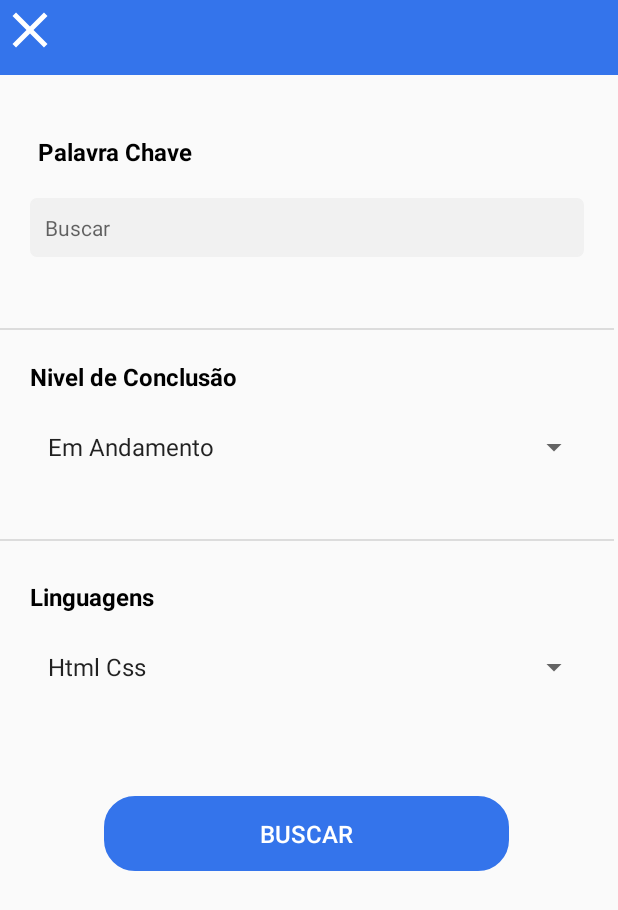
After one commit to LucasBara-dising/Tcm_AndoirdApp, an Android app: the Filtros screen opened directly, with no data from a screen before it, on a phone screen of 412 x 824 dp. The commit adds this screen. Shown: the top 910 px of the screen. Run offline under Robolectric (Android 15) with nearby library versions, the phone set to English and light mode, and no system bars.

Commit message:
Adição de filtro, aida por terminar

```diff
--- a/app/src/main/AndroidManifest.xml
+++ b/app/src/main/AndroidManifest.xml
@@ -13,6 +13,9 @@
         android:roundIcon="@mipmap/ic_launcher_round"
         android:supportsRtl="true"
         android:theme="@style/AppTheme">
+        <activity
+            android:name=".Filtros"
+            android:exported="false" />
         <activity
             android:name=".Login"
             android:exported="true" />
--- a/app/src/main/java/com/example/apptcm/AtualizaServico.java
+++ b/app/src/main/java/com/example/apptcm/AtualizaServico.java
@@ -66,7 +66,7 @@ public class AtualizaServico extends AppCompatActivity {
                 String titulo=editTitulo.getText().toString();
                 String prazo=editTextDate.getText().toString();
                 String descricao=editDescserv.getText().toString();
-                String areaTrab=editAreaserv.getText().toString();
+                String areaTrab=dropdownTecUsada.getSelectedItem().toString();
                 String NivelConclusao=dropdownNivel.getSelectedItem().toString();
 
                 //update
--- /dev/null
+++ b/app/src/main/java/com/example/apptcm/Filtros.java
@@ -0,0 +1,62 @@
+package com.example.apptcm;
+
+import androidx.appcompat.app.AppCompatActivity;
+
+import android.content.Intent;
+import android.os.Bundle;
+import android.view.View;
+import android.widget.ArrayAdapter;
+import android.widget.Button;
+import android.widget.ImageView;
+import android.widget.Spinner;
+
+public class Filtros extends AppCompatActivity {
+
+    @Override
+    protected void onCreate(Bundle savedInstanceState) {
+        super.onCreate(savedInstanceState);
+        setContentView(R.layout.activity_filtros);
+
+        //dropdown nivel conclusão
+        Spinner dropdownNivel=(Spinner)findViewById(R.id.filtroNivelConclusao);
+        ArrayAdapter<String> adapter = new ArrayAdapter<String>(this, android.R.layout.simple_list_item_1, getResources().getStringArray(R.array.ItensDropdown));
+        adapter.setDropDownViewResource(android.R.layout.simple_spinner_dropdown_item);
+        dropdownNivel.setAdapter(adapter);
+
+        //dropdown tecnologia usada
+        Spinner filtroTecUsada=(Spinner)findViewById(R.id.filtroTecUsada);
+        ArrayAdapter<String> adapter1 = new ArrayAdapter<String>(this, android.R.layout.simple_list_item_1, getResources().getStringArray(R.array.TecUsadas));
+        adapter1.setDropDownViewResource(android.R.layout.simple_spinner_dropdown_item);
+        filtroTecUsada.setAdapter(adapter1);
+
+        String areaTrab= String.valueOf(filtroTecUsada.getSelectedItem());
+        String NivelConclusao= String.valueOf(dropdownNivel.getSelectedItem());
+
+        //recebe dados cod func
+        Intent intent1 = getIntent();
+        int codFunc = intent1.getIntExtra("codFunc",0);
+
+
+        ImageView btnFechaAdd= (ImageView)findViewById(R.id.btnFechaAdd);
+        btnFechaAdd.setOnClickListener(new View.OnClickListener() {
+            @Override
+            public void onClick(View v) {
+                Intent Lista = new Intent(getApplicationContext(), ListaServ.class);
+                Lista.putExtra("codFunc",codFunc);
+                startActivity(Lista);
+            }
+        });
+
+        Button btnFiltra= (Button)findViewById(R.id.btnFiltra);
+        btnFiltra.setOnClickListener(new View.OnClickListener() {
+            @Override
+            public void onClick(View v) {
+                Intent Lista = new Intent(getApplicationContext(), ListaServ.class);
+                Lista.putExtra("codFunc",codFunc);
+                Lista.putExtra("areaTrab",areaTrab);
+                Lista.putExtra("NivelConclusao",NivelConclusao);
+                startActivity(Lista);
+            }
+        });
+    }
+}
--- a/app/src/main/java/com/example/apptcm/Login.java
+++ b/app/src/main/java/com/example/apptcm/Login.java
@@ -43,7 +43,7 @@ public class Login extends AppCompatActivity {
                 }
 
                 else{
-                    //valida o login e sneha
+                    //valida o login e senha
                     Funcionario funcionario= db.ValidaFunc(login,senha);
 
                     //se for valido
@@ -51,7 +51,7 @@ public class Login extends AppCompatActivity {
                         int codFunc=funcionario.getIdFunc();
 
                         //mandando o cod para tela de conta e abrindo tela conta
-                        Intent intent = new Intent(getApplicationContext(), ContaFunc.class);
+                        Intent intent = new Intent(getApplicationContext(), MainActivity.class);
                         intent.putExtra("codFunc",codFunc);
                         startActivity(intent);
                     }
--- /dev/null
+++ b/app/src/main/res/drawable/border_input.xml
@@ -0,0 +1,8 @@
+<?xml version="1.0" encoding="utf-8"?>
+<shape xmlns:android="http://schemas.android.com/apk/res/android"
+    android:id="@+id/alternativo"
+    android:shape="rectangle">
+    <corners android:radius="4dp"/>
+    <stroke android:width="1dp"
+        android:color="#bdbdbd"/>
+</shape>
--- /dev/null
+++ b/app/src/main/res/layout/activity_filtros.xml
@@ -0,0 +1,134 @@
+<?xml version="1.0" encoding="utf-8"?>
+<androidx.constraintlayout.widget.ConstraintLayout xmlns:android="http://schemas.android.com/apk/res/android"
+    xmlns:app="http://schemas.android.com/apk/res-auto"
+    xmlns:tools="http://schemas.android.com/tools"
+    android:layout_width="match_parent"
+    android:layout_height="match_parent"
+    tools:context=".Filtros">
+
+<ScrollView
+    android:id="@+id/scrollView2"
+    android:layout_width="match_parent"
+    android:layout_height="match_parent"
+    app:layout_constraintBottom_toBottomOf="parent"
+    app:layout_constraintRight_toRightOf="parent"
+    app:layout_constraintStart_toStartOf="parent"
+    app:layout_constraintTop_toTopOf="parent">
+
+
+    <LinearLayout
+        android:layout_width="wrap_content"
+        android:layout_height="wrap_content"
+        android:orientation="vertical">
+
+        <TextView
+            android:id="@+id/txtView13"
+            android:layout_width="wrap_content"
+            android:layout_height="wrap_content"
+            android:layout_marginTop="90dp"
+            android:layout_marginStart="25dp"
+            android:text="@string/txtplvChave"
+            android:textColor="@color/black"
+            android:textSize="16sp"
+            android:textStyle="bold"/>
+
+        <EditText
+            android:id="@+id/editTextTextPersonName2"
+            android:layout_width="match_parent"
+            android:layout_height="wrap_content"
+            android:layout_margin="20dp"
+            android:padding="10dp"
+            android:textSize="14sp"
+            android:layout_gravity="center"
+            android:autofillHints="@string/TxtProcurar"
+            android:background="@drawable/border_input"
+            android:backgroundTint="#F1F1F1"
+            android:hint="@string/txtBuscar"
+            android:inputType="textPersonName"/>
+
+        <View
+            android:id="@+id/divider3"
+            android:layout_width="409dp"
+            android:layout_height="1dp"
+            android:layout_marginTop="27dp"
+            android:background="?android:attr/listDivider"/>
+
+        <TextView
+            android:id="@+id/txtView10"
+            android:layout_width="wrap_content"
+            android:layout_height="wrap_content"
+            android:layout_marginTop="20dp"
+            android:layout_marginStart="20dp"
+            android:text="@string/txtNivelConclusoa"
+            android:textColor="@color/black"
+            android:textSize="16sp"
+            android:textStyle="bold"/>
+
+        <Spinner
+            android:id="@+id/filtroNivelConclusao"
+            android:layout_width="match_parent"
+            android:layout_height="40dp"
+            android:layout_margin="16dp"
+            android:spinnerMode="dropdown" />
+
+        <View
+            android:id="@+id/divider2"
+            android:layout_width="409dp"
+            android:layout_height="1dp"
+            android:layout_marginTop="25dp"
+            android:background="?android:attr/listDivider"/>
+
+
+        <TextView
+            android:id="@+id/txtView15"
+            android:layout_width="wrap_content"
+            android:layout_height="wrap_content"
+            android:layout_marginTop="26dp"
+            android:layout_marginStart="20dp"
+            android:text="@string/txtTecs"
+            android:textColor="@color/black"
+            android:textSize="16sp"
+            android:textStyle="bold" />
+
+        <Spinner
+            android:id="@+id/filtroTecUsada"
+            android:layout_width="match_parent"
+            android:layout_height="40dp"
+            android:layout_margin="16dp"
+            android:spinnerMode="dropdown" />
+
+        <Button
+            android:id="@+id/btnFiltra"
+            android:layout_width="270dp"
+            android:layout_height="50dp"
+            android:layout_gravity="center"
+            android:layout_marginTop="50dp"
+            android:layout_marginBottom="30dp"
+            android:background="@drawable/borda_aredondada"
+            android:backgroundTint="@color/Azul"
+            android:text="@string/txtBuscar"
+            android:textColor="@color/white"
+            android:textSize="16sp" />
+
+    </LinearLayout>
+
+</ScrollView>
+
+    <View
+        android:id="@+id/viewHeader"
+        android:layout_width="wrap_content"
+        android:layout_height="50dp"
+        android:background="@color/Azul"
+        app:layout_constraintStart_toStartOf="parent"
+        app:layout_constraintTop_toTopOf="parent" />
+
+    <ImageView
+        android:id="@+id/btnFechaAdd"
+        android:layout_width="40dp"
+        android:layout_height="40dp"
+        app:layout_constraintStart_toStartOf="parent"
+        app:layout_constraintTop_toTopOf="parent"
+        app:srcCompat="@drawable/fecha" />
+
+
+</androidx.constraintlayout.widget.ConstraintLayout>
--- a/app/src/main/res/values/strings.xml
+++ b/app/src/main/res/values/strings.xml
@@ -44,6 +44,17 @@
     <string name="TxtDescEvento">Descrição</string>
     <string name="txtNivelConclusoa">Nivel de Conclusão</string>
 
+    <!--Filtro -->
+    <string name="txtBuscar">Buscar</string>
+    <string name="txtTecs">Linguagens</string>
+    <string name="txtplvChave">Palavra Chave</string>
+    <string name="txtHtml">Html</string>
+    <string name="txtPHP">PHP</string>
+    <string name="txtAsp">Asp.net</string>
+    <string name="txtAndroid">Android</string>
+    <string name="txtServidor">Servidor</string>
+    <string name="txtJava">Java</string>
+
 
     <!-- desc img-->
     <string name="descImgSeta">sair para home</string>
@@ -52,7 +63,7 @@
     <string-array name="ItensDropdown">
         <item>Em Andamento</item>
         <item>Terminado</item>
-        <item>não iniciado</item>
+        <item>Não iniciado</item>
         <item>Prazo Proximo</item>
         <item>Atrasado</item>
     </string-array>
```
Also changed, not shown: app/src/main/java/com/example/apptcm/BancoDeDados.java (+32 -0 lines), app/src/main/java/com/example/apptcm/ListaServ.java (+43 -27 lines), app/src/main/java/com/example/apptcm/MainActivity.java (+11 -0 lines), app/src/main/res/layout/activity_main.xml (+11 -1 lines), app/src/main/res/values/styles.xml (+8 -0 lines), app/src/main/res/drawable/ajuste_de_contraste.png (added).
